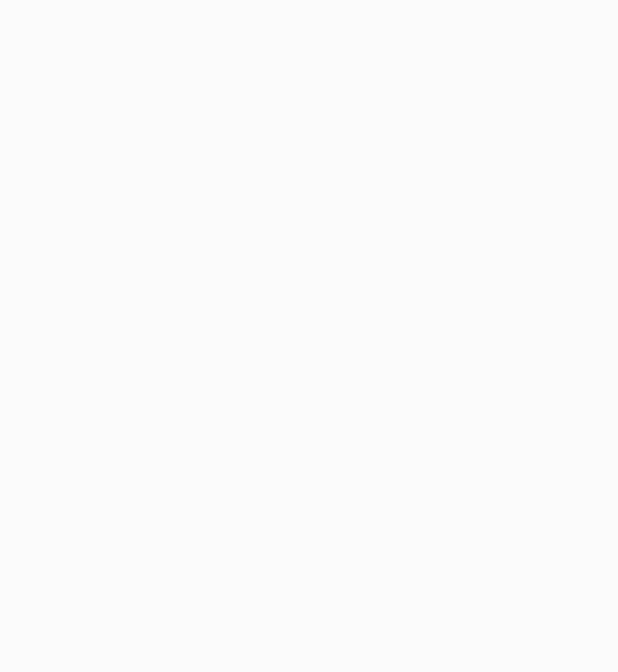
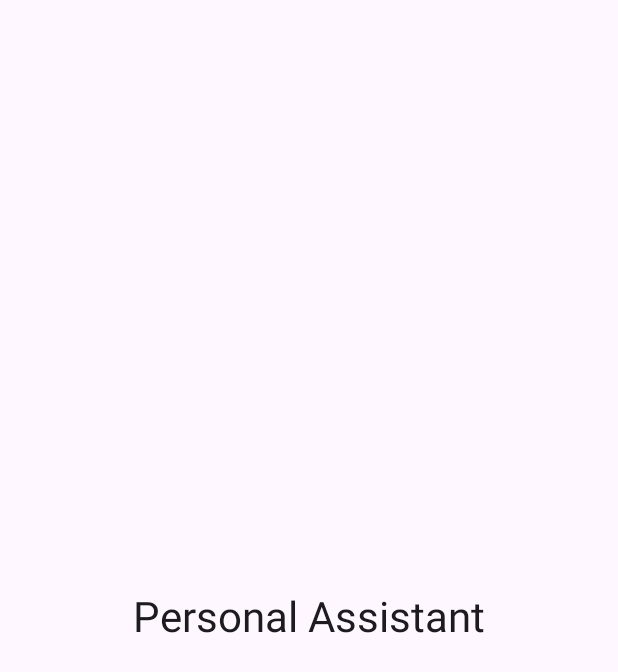
Before and after one commit to derekwinters/personal-assistant, an Android app built with Jetpack Compose: the screen it shows after launch (MainActivity), on a phone screen of 412 x 824 dp. Before the commit the part shown is empty. Shown: the top 672 px of the screen. Run offline under Robolectric (Android 15) with nearby library versions, the phone set to English and light mode, and no system bars.

Commit message:
feat: show the app name on the home screen
Co-Authored-By: Claude Opus 5.5 (1M context) <noreply@anthropic.com>

```diff
--- a/app/src/main/kotlin/com/derekwinters/personalassistant/HomeScreen.kt
+++ b/app/src/main/kotlin/com/derekwinters/personalassistant/HomeScreen.kt
@@ -1,8 +1,34 @@
 package com.derekwinters.personalassistant
 
+import androidx.compose.foundation.layout.Box
+import androidx.compose.foundation.layout.fillMaxSize
+import androidx.compose.material3.MaterialTheme
+import androidx.compose.material3.Surface
+import androidx.compose.material3.Text
 import androidx.compose.runtime.Composable
+import androidx.compose.ui.Alignment
+import androidx.compose.ui.Modifier
+import androidx.compose.ui.res.stringResource
+import androidx.compose.ui.tooling.preview.Preview
 
-/** Placeholder home screen. Not yet implemented: renders nothing. */
+/** Placeholder home screen: shows the app name (APP-011). */
 @Composable
 fun HomeScreen() {
+    MaterialTheme {
+        Surface(modifier = Modifier.fillMaxSize()) {
+            Box(contentAlignment = Alignment.Center) {
+                // The name comes from the app_name resource, never a literal (APP invariant).
+                Text(
+                    text = stringResource(R.string.app_name),
+                    style = MaterialTheme.typography.headlineMedium,
+                )
+            }
+        }
+    }
 }
+
+@Preview(showBackground = true)
+@Composable
+private fun HomeScreenPreview() {
+    HomeScreen()
+}
```
